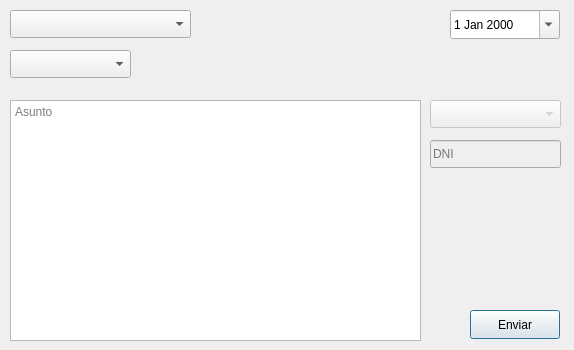
Above: xml/inasistencia_form.ui from Luis-hub-sourse/PROYECTO-MASIVO-TEST before the change. Below: the same form after it.
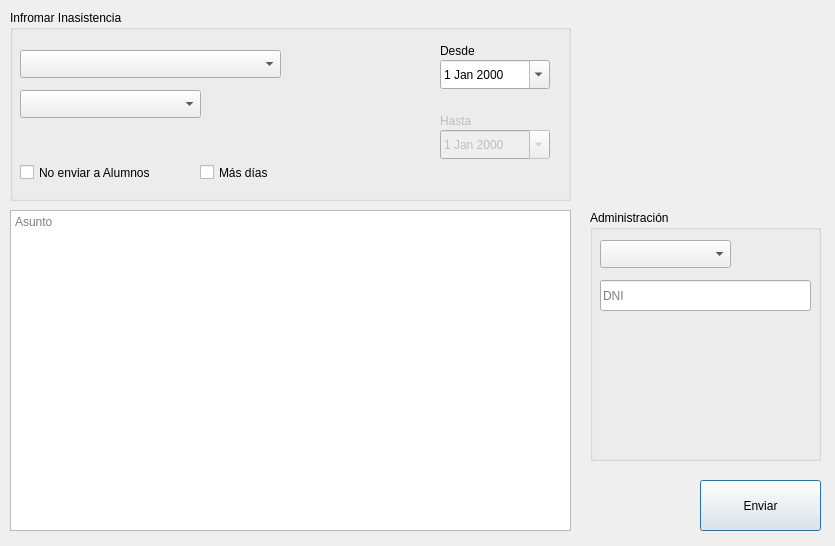
That is the form after the change.

The edit to the form file:
```diff
--- a/xml/inasistencia_form.ui
+++ b/xml/inasistencia_form.ui
@@ -6,89 +6,20 @@
    <rect>
     <x>0</x>
     <y>0</y>
-    <width>574</width>
-    <height>350</height>
+    <width>835</width>
+    <height>546</height>
    </rect>
   </property>
   <property name="windowTitle">
    <string>Dialog</string>
   </property>
-  <widget class="QComboBox" name="cbMateria">
-   <property name="geometry">
-    <rect>
-     <x>10</x>
-     <y>10</y>
-     <width>181</width>
-     <height>28</height>
-    </rect>
-   </property>
-   <property name="placeholderText">
-    <string>Materia</string>
-   </property>
-  </widget>
-  <widget class="QDateEdit" name="deFecha">
-   <property name="geometry">
-    <rect>
-     <x>450</x>
-     <y>10</y>
-     <width>110</width>
-     <height>29</height>
-    </rect>
-   </property>
-   <property name="dateTime">
-    <datetime>
-     <hour>3</hour>
-     <minute>0</minute>
-     <second>0</second>
-     <year>2000</year>
-     <month>1</month>
-     <day>1</day>
-    </datetime>
-   </property>
-   <property name="maximumDateTime">
-    <datetime>
-     <hour>3</hour>
-     <minute>0</minute>
-     <second>0</second>
-     <year>2026</year>
-     <month>12</month>
-     <day>31</day>
-    </datetime>
-   </property>
-   <property name="minimumDateTime">
-    <datetime>
-     <hour>3</hour>
-     <minute>0</minute>
-     <second>0</second>
-     <year>2000</year>
-     <month>1</month>
-     <day>1</day>
-    </datetime>
-   </property>
-   <property name="calendarPopup">
-    <bool>true</bool>
-   </property>
-  </widget>
-  <widget class="QComboBox" name="cbMotivo">
-   <property name="geometry">
-    <rect>
-     <x>10</x>
-     <y>50</y>
-     <width>121</width>
-     <height>28</height>
-    </rect>
-   </property>
-   <property name="placeholderText">
-    <string>Motivo</string>
-   </property>
-  </widget>
   <widget class="QPlainTextEdit" name="cuadroTexto">
    <property name="geometry">
     <rect>
      <x>10</x>
-     <y>100</y>
-     <width>411</width>
-     <height>241</height>
+     <y>210</y>
+     <width>561</width>
+     <height>321</height>
     </rect>
    </property>
    <property name="placeholderText">
@@ -98,47 +29,283 @@
   <widget class="QPushButton" name="btnEnviar">
    <property name="geometry">
     <rect>
-     <x>470</x>
-     <y>310</y>
-     <width>90</width>
-     <height>29</height>
+     <x>700</x>
+     <y>480</y>
+     <width>121</width>
+     <height>51</height>
     </rect>
    </property>
    <property name="text">
     <string>Enviar</string>
    </property>
   </widget>
-  <widget class="QComboBox" name="cbPersona">
-   <property name="enabled">
-    <bool>false</bool>
-   </property>
+  <widget class="QGroupBox" name="groupBox">
    <property name="geometry">
     <rect>
-     <x>430</x>
-     <y>100</y>
-     <width>131</width>
-     <height>28</height>
+     <x>590</x>
+     <y>210</y>
+     <width>231</width>
+     <height>251</height>
     </rect>
    </property>
-   <property name="placeholderText">
-    <string>Persona</string>
+   <property name="title">
+    <string>Administración</string>
    </property>
+   <widget class="QLineEdit" name="liedDNI">
+    <property name="enabled">
+     <bool>true</bool>
+    </property>
+    <property name="geometry">
+     <rect>
+      <x>10</x>
+      <y>70</y>
+      <width>211</width>
+      <height>31</height>
+     </rect>
+    </property>
+    <property name="placeholderText">
+     <string>DNI</string>
+    </property>
+   </widget>
+   <widget class="QComboBox" name="cbPersona">
+    <property name="enabled">
+     <bool>true</bool>
+    </property>
+    <property name="geometry">
+     <rect>
+      <x>10</x>
+      <y>30</y>
+      <width>131</width>
+      <height>28</height>
+     </rect>
+    </property>
+    <property name="placeholderText">
+     <string>Persona</string>
+    </property>
+    <item>
+     <property name="text">
+      <string>Alumno</string>
+     </property>
+    </item>
+    <item>
+     <property name="text">
+      <string>Profesor</string>
+     </property>
+    </item>
+   </widget>
   </widget>
-  <widget class="QLineEdit" name="liedDNI">
-   <property name="enabled">
-    <bool>false</bool>
-   </property>
+  <widget class="QGroupBox" name="groupBox_2">
    <property name="geometry">
     <rect>
-     <x>430</x>
-     <y>140</y>
-     <width>131</width>
-     <height>28</height>
+     <x>10</x>
+     <y>10</y>
+     <width>561</width>
+     <height>191</height>
     </rect>
    </property>
-   <property name="placeholderText">
-    <string>DNI</string>
+   <property name="title">
+    <string>Infromar Inasistencia</string>
    </property>
+   <widget class="QComboBox" name="cbMateria">
+    <property name="geometry">
+     <rect>
+      <x>10</x>
+      <y>40</y>
+      <width>261</width>
+      <height>28</height>
+     </rect>
+    </property>
+    <property name="placeholderText">
+     <string>Materia</string>
+    </property>
+   </widget>
+   <widget class="QComboBox" name="cbMotivo">
+    <property name="geometry">
+     <rect>
+      <x>10</x>
+      <y>80</y>
+      <width>181</width>
+      <height>28</height>
+     </rect>
+    </property>
+    <property name="placeholderText">
+     <string>Motivo</string>
+    </property>
+    <item>
+     <property name="text">
+      <string>Médico</string>
+     </property>
+    </item>
+    <item>
+     <property name="text">
+      <string>Trámite</string>
+     </property>
+    </item>
+    <item>
+     <property name="text">
+      <string>Personal</string>
+     </property>
+    </item>
+    <item>
+     <property name="text">
+      <string>Otro</string>
+     </property>
+    </item>
+   </widget>
+   <widget class="QDateEdit" name="deFecha">
+    <property name="geometry">
+     <rect>
+      <x>430</x>
+      <y>50</y>
+      <width>110</width>
+      <height>29</height>
+     </rect>
+    </property>
+    <property name="dateTime">
+     <datetime>
+      <hour>6</hour>
+      <minute>0</minute>
+      <second>0</second>
+      <year>2000</year>
+      <month>1</month>
+      <day>1</day>
+     </datetime>
+    </property>
+    <property name="maximumDateTime">
+     <datetime>
+      <hour>6</hour>
+      <minute>0</minute>
+      <second>0</second>
+      <year>2026</year>
+      <month>12</month>
+      <day>31</day>
+     </datetime>
+    </property>
+    <property name="minimumDateTime">
+     <datetime>
+      <hour>6</hour>
+      <minute>0</minute>
+      <second>0</second>
+      <year>2000</year>
+      <month>1</month>
+      <day>1</day>
+     </datetime>
+    </property>
+    <property name="calendarPopup">
+     <bool>true</bool>
+    </property>
+   </widget>
+   <widget class="QCheckBox" name="checkBox">
+    <property name="geometry">
+     <rect>
+      <x>10</x>
+      <y>150</y>
+      <width>171</width>
+      <height>25</height>
+     </rect>
+    </property>
+    <property name="text">
+     <string>No enviar a Alumnos</string>
+    </property>
+   </widget>
+   <widget class="QLabel" name="label">
+    <property name="geometry">
+     <rect>
+      <x>430</x>
+      <y>30</y>
+      <width>81</width>
+      <height>21</height>
+     </rect>
+    </property>
+    <property name="font">
+     <font>
+      <pointsize>9</pointsize>
+     </font>
+    </property>
+    <property name="text">
+     <string>Desde</string>
+    </property>
+   </widget>
+   <widget class="QCheckBox" name="checkBox_2">
+    <property name="geometry">
+     <rect>
+      <x>190</x>
+      <y>150</y>
+      <width>101</width>
+      <height>25</height>
+     </rect>
+    </property>
+    <property name="text">
+     <string>Más días</string>
+    </property>
+   </widget>
+   <widget class="QDateEdit" name="deFecha_2">
+    <property name="enabled">
+     <bool>false</bool>
+    </property>
+    <property name="geometry">
+     <rect>
+      <x>430</x>
+      <y>120</y>
+      <width>110</width>
+      <height>29</height>
+     </rect>
+    </property>
+    <property name="dateTime">
+     <datetime>
+      <hour>9</hour>
+      <minute>0</minute>
+      <second>0</second>
+      <year>2000</year>
+      <month>1</month>
+      <day>1</day>
+     </datetime>
+    </property>
+    <property name="maximumDateTime">
+     <datetime>
+      <hour>9</hour>
+      <minute>0</minute>
+      <second>0</second>
+      <year>2026</year>
+      <month>12</month>
+      <day>31</day>
+     </datetime>
+    </property>
+    <property name="minimumDateTime">
+     <datetime>
+      <hour>9</hour>
+      <minute>0</minute>
+      <second>0</second>
+      <year>2000</year>
+      <month>1</month>
+      <day>1</day>
+     </datetime>
+    </property>
+    <property name="calendarPopup">
+     <bool>true</bool>
+    </property>
+   </widget>
+   <widget class="QLabel" name="label_2">
+    <property name="enabled">
+     <bool>false</bool>
+    </property>
+    <property name="geometry">
+     <rect>
+      <x>430</x>
+      <y>100</y>
+      <width>81</width>
+      <height>21</height>
+     </rect>
+    </property>
+    <property name="font">
+     <font>
+      <pointsize>9</pointsize>
+     </font>
+    </property>
+    <property name="text">
+     <string>Hasta</string>
+    </property>
+   </widget>
   </widget>
  </widget>
  <resources/>
```
